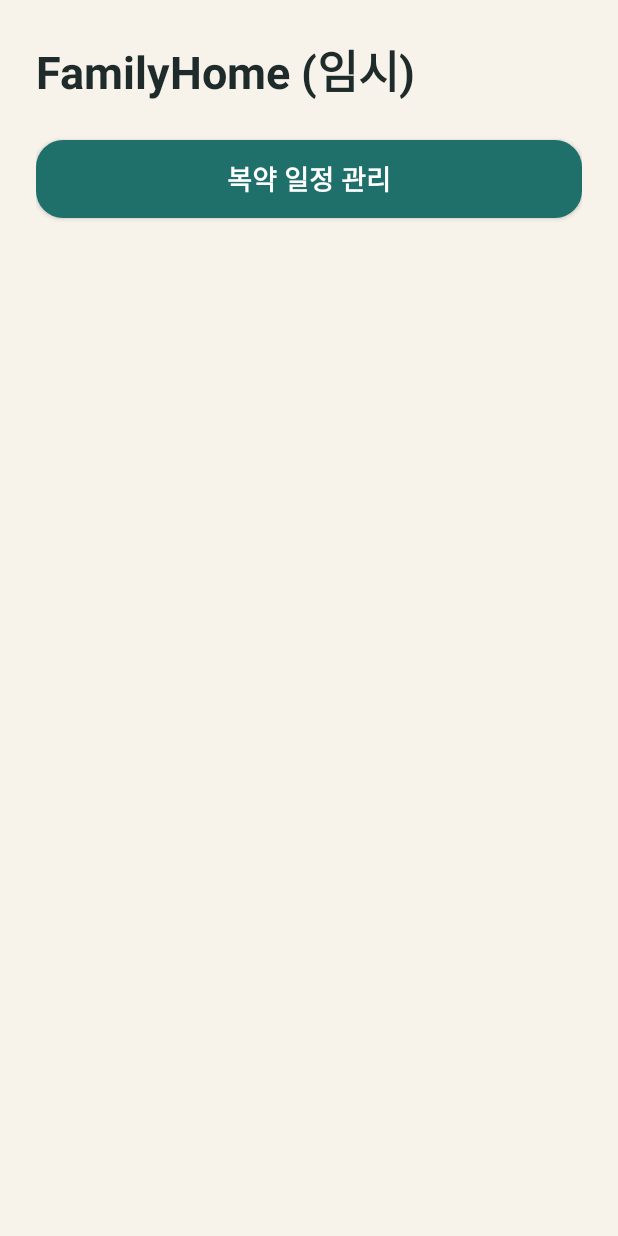
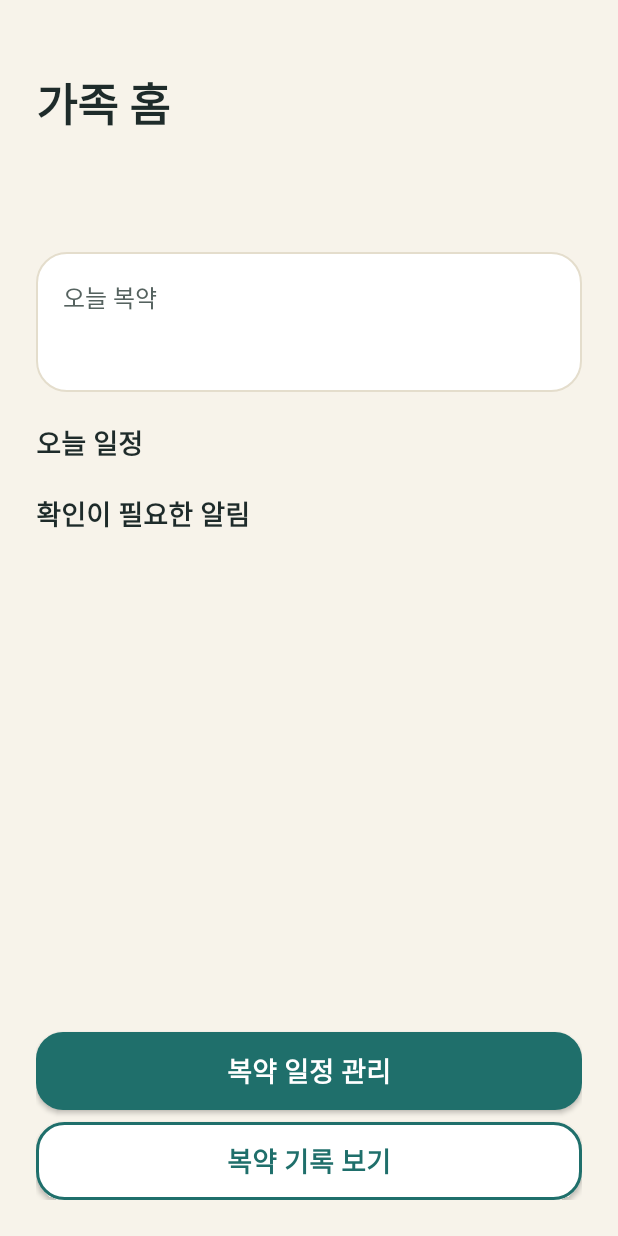
Before and after one commit to chaeyeong123/gyeote_2, an Android app: the FamilyHomeActivity screen opened directly, with no data from a screen before it, on a phone screen of 412 x 824 dp. Run offline under Robolectric (Android 15) with nearby library versions, the phone set to English and light mode, and no system bars.

Commit message:
12주차/21번/xml 변경

```diff
--- a/app/src/main/res/layout/activity_family_home.xml
+++ b/app/src/main/res/layout/activity_family_home.xml
@@ -1,19 +1,118 @@
 <?xml version="1.0" encoding="utf-8"?>
 <LinearLayout xmlns:android="http://schemas.android.com/apk/res/android"
-    android:id="@+id/main" android:layout_width="match_parent" android:layout_height="match_parent" android:background="@color/bg" android:orientation="vertical">
+    android:id="@+id/main"
+    android:layout_width="match_parent"
+    android:layout_height="match_parent"
+    android:background="@color/bg"
+    android:orientation="vertical">
 
-    <!-- 임시 화면: 홈 담당자가 시안에 맞춰 다시 만들 때, 아래 버튼의 이동 코드(Java)만 옮기면 돼요 -->
-    <TextView
-        style="@style/Text.Title"
+    <ScrollView
         android:layout_width="match_parent"
-        android:layout_height="wrap_content"
-        android:text="FamilyHome (임시)" />
+        android:layout_height="0dp"
+        android:layout_weight="1">
+
+        <LinearLayout
+            android:layout_width="match_parent"
+            android:layout_height="wrap_content"
+            android:orientation="vertical">
+
+            <TextView
+                android:id="@+id/textDate"
+                style="@style/Text.Body"
+                android:layout_width="match_parent"
+                android:layout_height="wrap_content" />
+
+            <TextView
+                style="@style/Text.Title"
+                android:layout_width="match_parent"
+                android:layout_height="wrap_content"
+                android:text="가족 홈" />
+
+            <TextView
+                android:id="@+id/textStatus"
+                android:layout_width="match_parent"
+                android:layout_height="wrap_content"
+                android:layout_marginTop="12dp"
+                android:padding="14dp"
+                android:textSize="18sp"
+                android:textStyle="bold" />
+
+            <LinearLayout
+                style="@style/Card"
+                android:layout_width="match_parent"
+                android:layout_height="wrap_content"
+                android:layout_marginTop="12dp"
+                android:orientation="vertical">
+
+                <TextView
+                    style="@style/Text.Body"
+                    android:layout_width="match_parent"
+                    android:layout_height="wrap_content"
+                    android:text="오늘 복약" />
+
+                <TextView
+                    android:id="@+id/textSummary"
+                    style="@style/Text.Title"
+                    android:layout_width="match_parent"
+                    android:layout_height="wrap_content"
+                    android:layout_marginTop="4dp"
+                    android:textSize="22sp" />
+            </LinearLayout>
+
+            <TextView
+                style="@style/Text.Title"
+                android:layout_width="match_parent"
+                android:layout_height="wrap_content"
+                android:layout_marginTop="20dp"
+                android:text="오늘 일정"
+                android:textSize="18sp" />
+
+            <TextView
+                android:id="@+id/textEmpty"
+                style="@style/Text.Body"
+                android:layout_width="match_parent"
+                android:layout_height="wrap_content"
+                android:layout_marginTop="8dp"
+                android:text="오늘은 먹는 약이 없어요."
+                android:visibility="gone" />
+
+            <LinearLayout
+                android:id="@+id/todayContainer"
+                android:layout_width="match_parent"
+                android:layout_height="wrap_content"
+                android:layout_marginTop="8dp"
+                android:orientation="vertical" />
+
+            <TextView
+                style="@style/Text.Title"
+                android:layout_width="match_parent"
+                android:layout_height="wrap_content"
+                android:layout_marginTop="12dp"
+                android:text="확인이 필요한 알림"
+                android:textSize="18sp" />
+
+            <TextView
+                android:id="@+id/textAlertInfo"
+                style="@style/Text.Body"
+                android:layout_width="match_parent"
+                android:layout_height="wrap_content"
+                android:layout_marginTop="4dp" />
+        </LinearLayout>
+    </ScrollView>
 
     <androidx.appcompat.widget.AppCompatButton
         android:id="@+id/btnMed"
         style="@style/Btn.Family"
         android:layout_width="match_parent"
         android:layout_height="wrap_content"
-        android:layout_marginTop="24dp"
+        android:layout_marginTop="12dp"
         android:text="복약 일정 관리" />
+
+    <androidx.appcompat.widget.AppCompatButton
+        android:id="@+id/btnHistoryHome"
+        style="@style/Btn.Family.Outline"
+        android:layout_width="match_parent"
+        android:layout_height="wrap_content"
+        android:layout_marginTop="8dp"
+        android:text="복약 기록 보기" />
 </LinearLayout>
```
